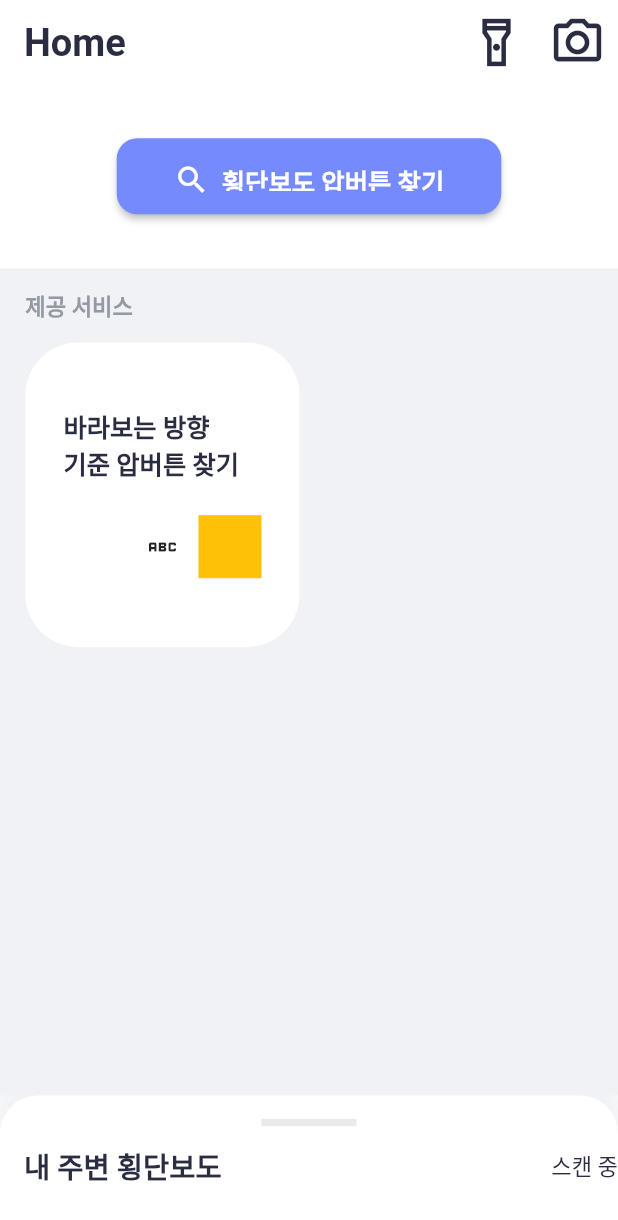
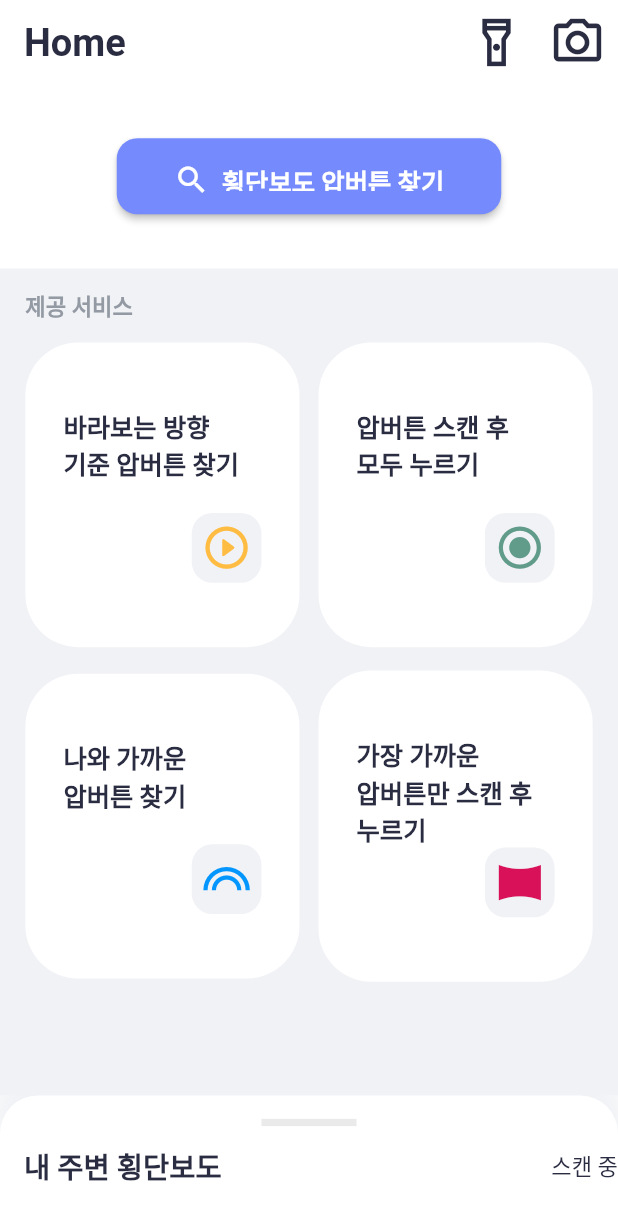
Before and after one commit to hanmango-o/safelight, a Flutter app: the screen it shows after launch, on a phone screen of 412 x 824 dp. Shown: the top 1220 px of the screen. Run offline on Flutter 3.47's test engine with Material 2 defaults, Android fonts, the phone set to English and light mode, and no system bars; our stand-ins replace flutter_blue, flutter_screenutil, flutter_tts, get.

Commit message:
add : create SingleChildRoundedCard Widget SingleChildRoundedCard 를 생성함 v0.1.0 | 한영찬(hanmango-o) | hanmango.o@gmail.com

```diff
--- a/lib/asset/static/size_theme.dart
+++ b/lib/asset/static/size_theme.dart
@@ -9,7 +9,7 @@ class SizeTheme {
   static final h_md = 16.h;
   static final h_lg = 22.h;
 
-  static final r_sm = 16.r;
+  static final r_sm = 14.r;
   static final r_md = 26.r;
   static final r_lg = 36.r;
 }
--- a/lib/ui/view/home_view.dart
+++ b/lib/ui/view/home_view.dart
@@ -8,6 +8,7 @@ import 'package:safelight/asset/static/size_theme.dart';
 import 'package:safelight/ui/frame/board_frame.dart';
 import 'package:safelight/ui/view/pressed_btn_view.dart';
 import 'package:safelight/ui/widget/rounded_button.dart';
+import 'package:safelight/ui/widget/single_child_rounded_card.dart';
 
 class HomeView extends StatefulWidget {
   const HomeView({Key? key}) : super(key: key);
@@ -156,15 +157,58 @@ class _HomeViewState extends State<HomeView> {
                           onTap: () => null,
                           title: '바라보는 방향\n기준 압버튼 찾기',
                           actions: [
-                            IconButton(
-                              onPressed: () => null,
-                              icon: Icon(Icons.abc),
+                            SingleChildRoundedCard(
+                              child: Icon(
+                                Icons.play_circle_outline_rounded,
+                                size: 32.sp,
+                                color: ColorTheme.highlight1,
+                              ),
                             ),
-                            Container(
-                              width: 42,
-                              height: 42,
-                              color: Colors.amber,
-                            )
+                          ],
+                        ),
+                        RoundedButton(
+                          onTap: () => null,
+                          title: '압버튼 스캔 후\n모두 누르기',
+                          actions: [
+                            SingleChildRoundedCard(
+                              child: Icon(
+                                Icons.radio_button_checked_rounded,
+                                size: 32.sp,
+                                color: ColorTheme.highlight2,
+                              ),
+                            ),
+                          ],
+                        ),
+                      ],
+                    ),
+                    SizedBox(height: SizeTheme.h_md),
+                    Row(
+                      mainAxisAlignment: MainAxisAlignment.spaceBetween,
+                      children: [
+                        RoundedButton(
+                          onTap: () => null,
+                          title: '나와 가까운\n압버튼 찾기',
+                          actions: [
+                            SingleChildRoundedCard(
+                              child: Icon(
+                                Icons.looks,
+                                size: 32.sp,
+                                color: ColorTheme.highlight3,
+                              ),
+                            ),
+                          ],
+                        ),
+                        RoundedButton(
+                          onTap: () => null,
+                          title: '가장 가까운\n압버튼만 스캔 후\n누르기',
+                          actions: [
+                            SingleChildRoundedCard(
+                              child: Icon(
+                                Icons.panorama_horizontal_select_sharp,
+                                size: 32.sp,
+                                color: ColorTheme.highlight4,
+                              ),
+                            ),
                           ],
                         ),
                       ],
@@ -173,6 +217,7 @@ class _HomeViewState extends State<HomeView> {
                 ),
               ),
             ),
+            SizedBox(height: 126.h),
 
             // BoardFrame(
             //   title: '제공 서비스',
--- /dev/null
+++ b/lib/ui/widget/single_child_rounded_card.dart
@@ -0,0 +1,27 @@
+import 'package:flutter/material.dart';
+import 'package:safelight/asset/static/size_theme.dart';
+
+class SingleChildRoundedCard extends StatelessWidget {
+  final Widget child;
+  final Color? backgroundColor;
+  final EdgeInsets? padding;
+
+  const SingleChildRoundedCard({
+    Key? key,
+    required this.child,
+    this.backgroundColor,
+    this.padding,
+  }) : super(key: key);
+
+  @override
+  Widget build(BuildContext context) {
+    return Container(
+      decoration: BoxDecoration(
+        color: backgroundColor ?? Theme.of(context).colorScheme.background,
+        borderRadius: BorderRadius.circular(SizeTheme.r_sm),
+      ),
+      padding: padding ?? EdgeInsets.all(SizeTheme.w_sm / 2),
+      child: child,
+    );
+  }
+}
```
